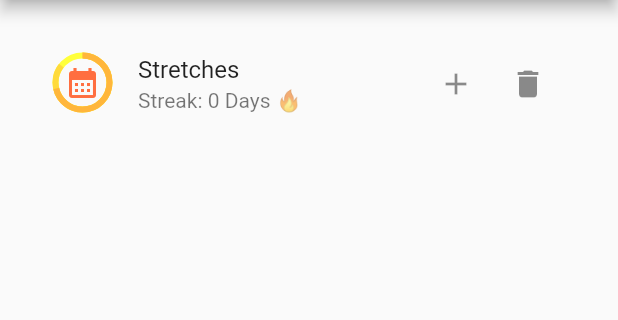
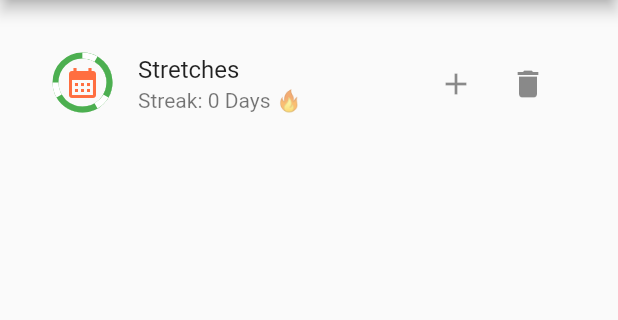
Before and after one commit to giftmischer69/ares, a Flutter app: the screen it shows after launch, after a tap on the "developer mode" icon, on a phone screen of 412 x 824 dp, the part 84-404 px from its top. Run offline on Flutter 3.47's test engine with Material 2 defaults, Android fonts, the phone set to English and light mode, and no system bars; our stand-ins replace isar; accounts and stored records are empty; generated files the repository leaves out were written again.

Commit message:
CircularSegmentedProgressIndicator progress :bulb:

```diff
--- a/ares/lib/widgets/circular_segmented_progress_indicator.dart
+++ b/ares/lib/widgets/circular_segmented_progress_indicator.dart
@@ -11,18 +11,45 @@ class CircularSegmentedProgressIndicator extends StatelessWidget {
     // list bool for checked each day of the week
     // 0 -> monday
     // https://github.com/thisiskhan/thebrio_segmented_circle_border/blob/main/lib/thebri_segmented_circle_border.dart
-    var checkedDays = <bool>[true, false, false, true, false, true, false];
+    var checkedDays = <bool>[true, true, true];
+
+    var numberOfSegments = checkedDays.length;
+
+    var seperatorValues = <double>[];
+    var indicatorColors = <Color>[];
+    var indicatorValues = <double>[];
+
+    // 3 + 1 = 4
+    var lastValue = 0.0;
+    for (var isChecked in checkedDays) {
+      var seperatorValue = (1 / (numberOfSegments + 1)) / 3 + lastValue;
+      var indicatorValue = (1 / (numberOfSegments + 1)) + seperatorValue;
+      lastValue = indicatorValue;
+
+      seperatorValues.add(seperatorValue);
+      indicatorColors.add(isChecked ? Colors.green : Colors.grey);
+      indicatorValues.add(indicatorValue);
+    }
+
     int counter = 0;
     return Stack(
       alignment: Alignment.center,
       children: <Widget>[
-        for (var index in checkedDays)
-          CircularProgressIndicator(
-            value: (7 - counter) / 7,
-            color: index
-                ? Colors.yellow.withGreen(((255 / 7) * (7 - counter++)).toInt())
-                : Colors.transparent,
-            backgroundColor: Colors.transparent,
+        for (var index in List.generate(numberOfSegments, (i) => i).reversed)
+          Stack(
+            alignment: Alignment.center,
+            children: <Widget>[
+              CircularProgressIndicator(
+                value: indicatorValues[index],
+                color: indicatorColors[index],
+                backgroundColor: Colors.transparent,
+              ),
+              CircularProgressIndicator(
+                value: seperatorValues[index],
+                color: Colors.white,
+                backgroundColor: Colors.transparent,
+              ),
+            ],
           )
       ],
     );
```
